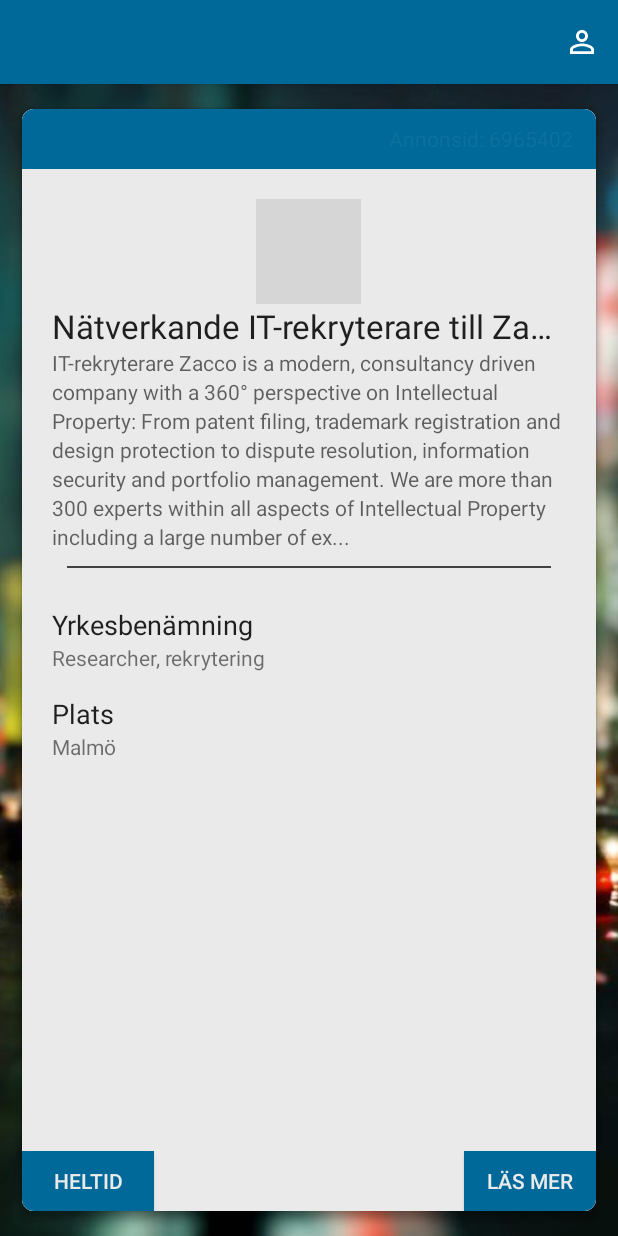
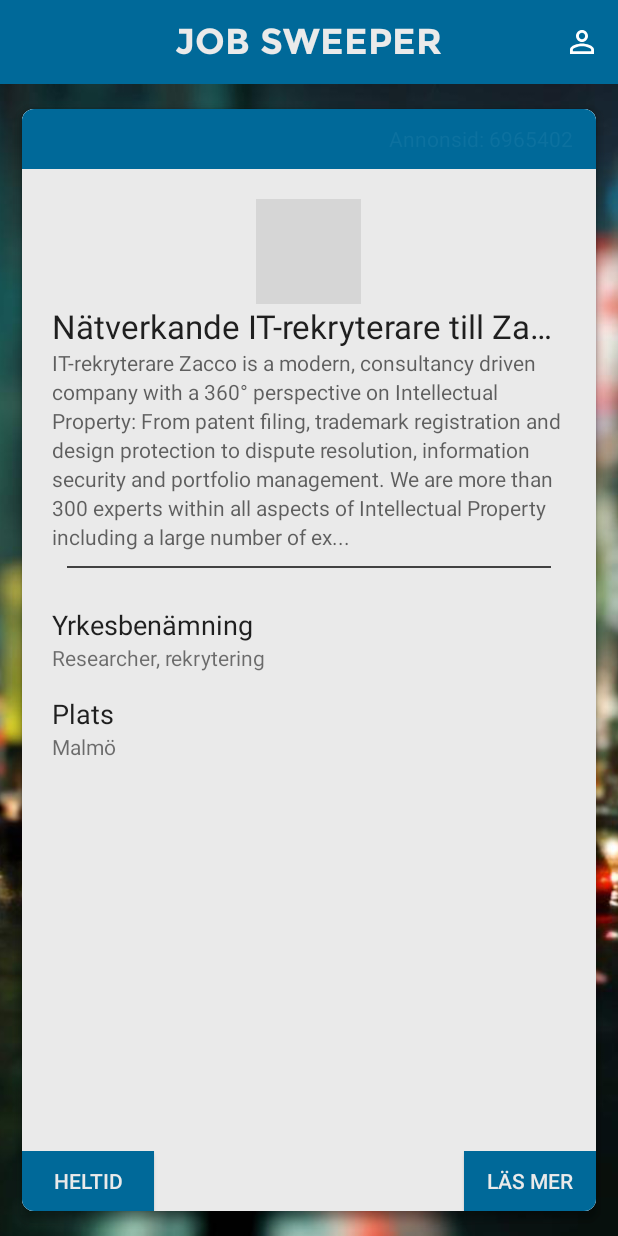
Before and after one commit to felixruponen/jobsweeper, an Android app: the screen it shows after launch (MainActivity), on a phone screen of 412 x 824 dp. Run offline under Robolectric (Android 15) with nearby library versions, the phone set to English and light mode, and no system bars; our stand-ins replace Picasso; pictures from the network do not load; grey boxes are pictures that could not be loaded.

Commit message:
Add launcher icon and font for title

```diff
--- a/app/src/main/AndroidManifest.xml
+++ b/app/src/main/AndroidManifest.xml
@@ -10,7 +10,7 @@
 
     <application
         android:allowBackup="true"
-        android:icon="@mipmap/ic_launcher"
+        android:icon="@drawable/ic_launcher"
         android:label="@string/app_name"
         android:supportsRtl="true"
         android:theme="@style/AppTheme">
--- a/app/src/main/java/se/openhack/jobsweeper/activities/MainActivity.java
+++ b/app/src/main/java/se/openhack/jobsweeper/activities/MainActivity.java
@@ -2,6 +2,7 @@ package se.openhack.jobsweeper.activities;
 
 import android.content.Intent;
 import android.content.SharedPreferences;
+import android.graphics.Typeface;
 import android.preference.PreferenceManager;
 import android.support.v4.app.Fragment;
 import android.support.v4.app.FragmentManager;
@@ -12,6 +13,8 @@ import android.support.v7.widget.Toolbar;
 import android.view.Menu;
 import android.view.MenuInflater;
 import android.view.MenuItem;
+import android.widget.TextView;
+
 import se.openhack.jobsweeper.R;
 import se.openhack.jobsweeper.fragments.JobSwipeFragment;
 
@@ -49,6 +52,12 @@ public class MainActivity extends AppCompatActivity {
         Toolbar toolbar = (Toolbar) findViewById(R.id.toolbar);
         toolbar.setTitle("Main");
         setSupportActionBar(toolbar);
+
+        //getSupportActionBar().setIcon(R.drawable.actionbar_icon);
+        TextView tv = (TextView) findViewById(R.id.app_title);
+        Typeface face = Typeface.createFromAsset(getAssets(),
+                "montserrat_bold.ttf");
+        tv.setTypeface(face);
 
         setFragment(JobSwipeFragment.newInstance(), "", false);
     }
--- a/app/src/main/res/layout/activity_main.xml
+++ b/app/src/main/res/layout/activity_main.xml
@@ -6,8 +6,10 @@
     android:layout_height="match_parent">
 
     <android.support.design.widget.AppBarLayout
-        android:layout_height="wrap_content"
-        android:layout_width="match_parent">
+        android:layout_height="?android:attr/actionBarSize"
+        android:layout_width="match_parent"
+        android:paddingTop="4dp"
+        android:paddingBottom="4dp">
 
         <android.support.design.widget.CollapsingToolbarLayout
             android:id="@+id/collapsing_toolbar"
@@ -26,6 +28,19 @@
                 android:id="@+id/toolbar"
                 app:layout_scrollFlags="scroll|enterAlways"/>
 
+            <LinearLayout
+                android:layout_width="wrap_content"
+                android:layout_height="match_parent"
+                android:layout_gravity="center"
+                android:gravity="center">
+                <TextView
+                    android:layout_width="wrap_content"
+                    android:layout_height="wrap_content"
+                    android:id="@+id/app_title"
+                    android:textAppearance="@style/Base.TextAppearance.AppCompat.Headline"
+                    android:textColor="@color/colorWhite"
+                    android:text="JOB SWEEPER" />
+            </LinearLayout>
         </android.support.design.widget.CollapsingToolbarLayout>
 
 
```
Also changed, not shown: app/src/main/assets/montserrat_bold.ttf (added), app/src/main/assets/montserrat_regular.ttf (added), app/src/main/res/drawable/ic_launcher.png (added).
